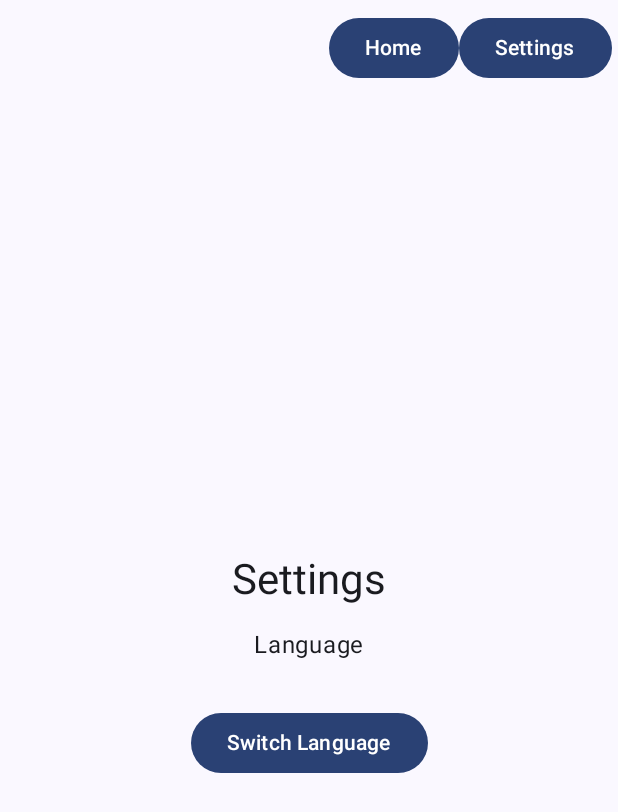
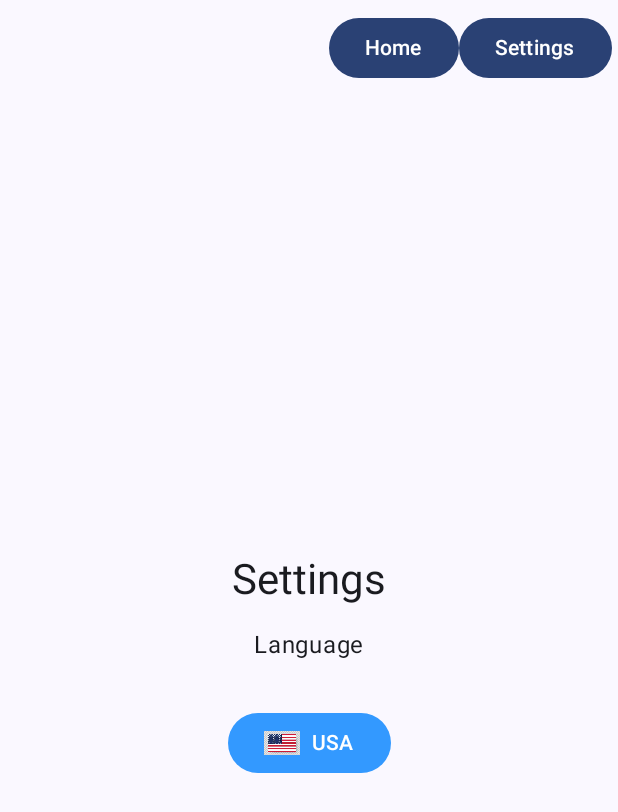
Before and after one commit to TranChiThe/I18N_Inlang, an Android app built with Jetpack Compose: the SettingsScreen screen opened through its navigation route, on a phone screen of 412 x 824 dp. Shown: the top 812 px of the screen. Run offline under Robolectric (Android 15) with nearby library versions, the phone set to English and light mode, and no system bars.

Commit message:
feat: Create a language selection dropdown

```diff
--- a/app/src/main/java/com/example/i18n_inlang_package/screen/SettingScreen.kt
+++ b/app/src/main/java/com/example/i18n_inlang_package/screen/SettingScreen.kt
@@ -1,20 +1,32 @@
 package com.example.i18n_inlang_package.screen
 
+import androidx.compose.foundation.Image
 import androidx.compose.foundation.layout.Arrangement
+import androidx.compose.foundation.layout.Box
 import androidx.compose.foundation.layout.Column
+import androidx.compose.foundation.layout.Row
 import androidx.compose.foundation.layout.Spacer
 import androidx.compose.foundation.layout.fillMaxSize
 import androidx.compose.foundation.layout.height
 import androidx.compose.foundation.layout.padding
+import androidx.compose.foundation.layout.size
+import androidx.compose.foundation.layout.width
 import androidx.compose.material3.Button
+import androidx.compose.material3.ButtonDefaults
+import androidx.compose.material3.DropdownMenu
+import androidx.compose.material3.DropdownMenuItem
 import androidx.compose.material3.MaterialTheme
 import androidx.compose.material3.Text
 import androidx.compose.runtime.Composable
 import androidx.compose.runtime.collectAsState
 import androidx.compose.runtime.getValue
+import androidx.compose.runtime.mutableStateOf
 import androidx.compose.runtime.remember
+import androidx.compose.runtime.setValue
 import androidx.compose.ui.Alignment
 import androidx.compose.ui.Modifier
+import androidx.compose.ui.graphics.Color
+import androidx.compose.ui.res.painterResource
 import androidx.compose.ui.unit.dp
 import com.example.i18n_inlang_package.viewModel.LanguageViewModel
 
@@ -22,6 +34,8 @@ import com.example.i18n_inlang_package.viewModel.LanguageViewModel
 fun SettingsScreen(viewModel: LanguageViewModel) {
     val currentLang by viewModel.currentLanguage.collectAsState()
     val switchLanguage = remember(currentLang) { viewModel.getString("common.switch_language") }
+    val languageList = viewModel.getAvailableLanguages()
+    var expanded by remember { mutableStateOf(false) }
 
     Column(
         modifier =
@@ -41,11 +55,39 @@ fun SettingsScreen(viewModel: LanguageViewModel) {
             style = MaterialTheme.typography.bodyLarge,
         )
         Spacer(modifier = Modifier.height(32.dp))
-        Button(onClick = {
-            val newLang = if (currentLang == "vi") "en" else "vi"
-            viewModel.setLanguage(newLang)
-        }) {
-            Text(text = switchLanguage)
+        Box {
+            Button(
+                onClick = { expanded = true },
+                colors = ButtonDefaults.buttonColors(Color(0xFF3399FF)),
+            ) {
+                Row(verticalAlignment = Alignment.CenterVertically) {
+                    Image(
+                        painter = painterResource(id = viewModel.getFlagResource(currentLang)),
+                        contentDescription = null,
+                        modifier = Modifier.size(24.dp),
+                    )
+                    Spacer(modifier = Modifier.width(8.dp))
+                    Text(text = viewModel.getLanguageName(currentLang))
+                }
+            }
+            DropdownMenu(expanded = expanded, onDismissRequest = { expanded = false }) {
+                languageList.forEach { (langCode, langName, flagRes) ->
+                    DropdownMenuItem(text = {
+                        Row(verticalAlignment = Alignment.CenterVertically) {
+                            Image(
+                                painter = painterResource(id = flagRes),
+                                contentDescription = null,
+                                modifier = Modifier.size(24.dp),
+                            )
+                            Spacer(modifier = Modifier.width(8.dp))
+                            Text(text = langName)
+                        }
+                    }, onClick = {
+                        viewModel.setLanguage(langCode)
+                        expanded = false
+                    })
+                }
+            }
         }
     }
 }
--- a/app/src/main/java/com/example/i18n_inlang_package/viewModel/LanguageViewModel.kt
+++ b/app/src/main/java/com/example/i18n_inlang_package/viewModel/LanguageViewModel.kt
@@ -3,6 +3,7 @@ package com.example.i18n_inlang_package.viewModel
 import android.app.Application
 import androidx.lifecycle.AndroidViewModel
 import androidx.lifecycle.viewModelScope
+import com.example.i18n_inlang_package.R
 import com.example.i18n_library.I18nManager
 import com.example.i18n_library.LanguageUtil
 import kotlinx.coroutines.flow.MutableStateFlow
@@ -46,4 +47,24 @@ class LanguageViewModel(
     fun getString(key: String): String = i18nManager.getString(key)
 
     fun isLanguageLoaded(): Boolean = i18nManager.isLanguageLoaded(currentLanguage.value)
+
+    fun getAvailableLanguages(): List<Triple<String, String, Int>> =
+        listOf(
+            Triple("en", "English", R.drawable.usa_flag),
+            Triple("vi", "Tiếng Việt", R.drawable.vietnam_flag),
+        )
+
+    fun getFlagResource(langCode: String): Int =
+        when (langCode) {
+            "en" -> R.drawable.usa_flag
+            "vi" -> R.drawable.vietnam_flag
+            else -> R.drawable.ic_launcher_foreground
+        }
+
+    fun getLanguageName(currentLang: String): String =
+        when (currentLang) {
+            "en" -> "USA"
+            "vi" -> "Việt Nam"
+            else -> "Not found"
+        }
 }
```
Also changed, not shown: app/src/main/res/drawable/usa_flag.jpg (added), app/src/main/res/drawable/vietnam_flag.jpg (added).
